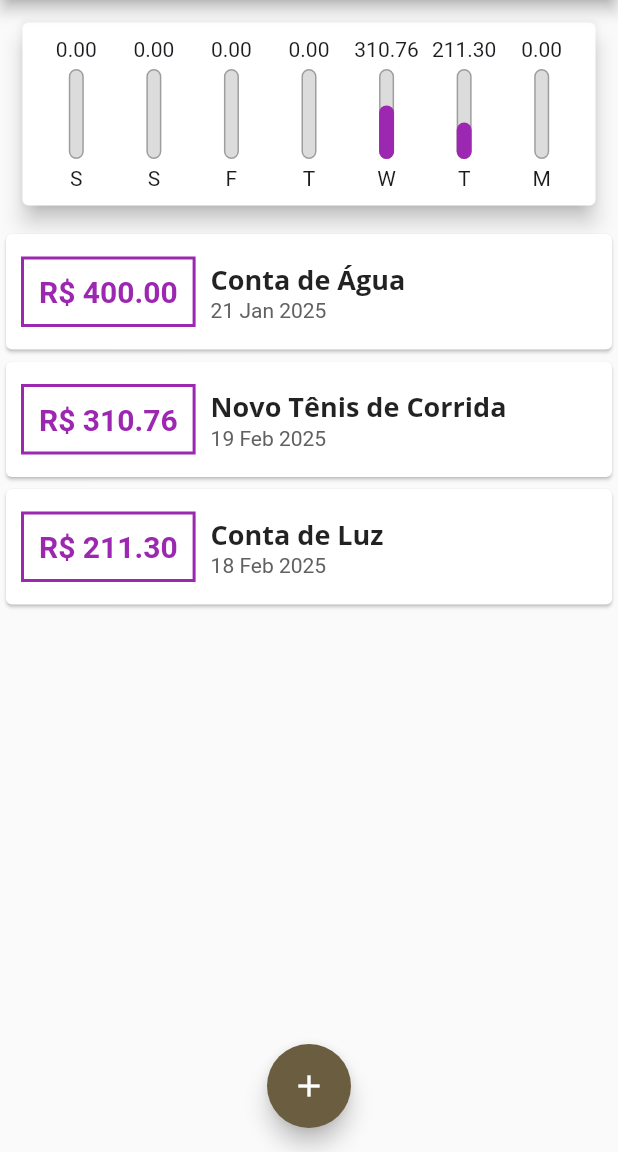
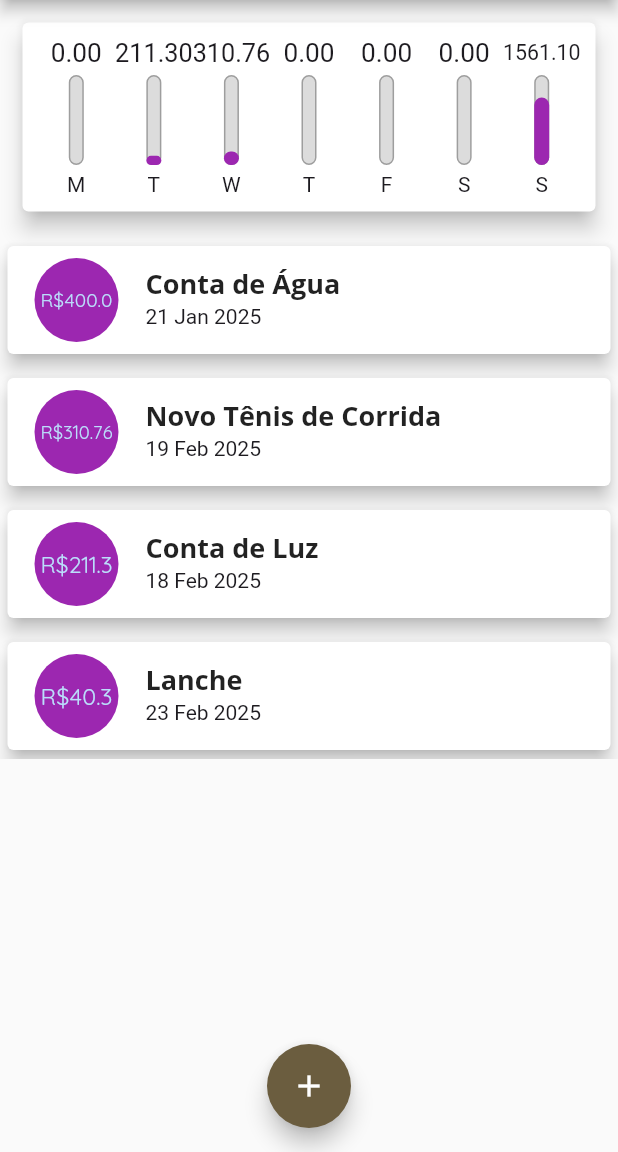
Before and after one commit to Petw143/despesas_pessoais, a Flutter app: the screen it shows after launch, on a phone screen of 412 x 824 dp, the part 84-1236 px from its top. Run offline on Flutter 3.47's test engine with Material 3 defaults, Android fonts, the phone set to English and light mode, and no system bars.

Commit message:
Mudando o estilo da lista

```diff
--- a/lib/components/chart.dart
+++ b/lib/components/chart.dart
@@ -27,19 +27,16 @@ class Chart extends StatelessWidget {
         }
       }
 
-      print(DateFormat.E().format(weekDay)[0]);
-      print(totalSum);
-
       return  {
         'day': DateFormat.E().format(weekDay)[0],
         'value': totalSum,
       };
-    });
+    }).reversed.toList();
   }
 
   double get _weekTotalValue {
     return groupedTransactions.fold(0.0, (sum, tr) {
-      return sum + (tr['value'] as double ?? 0.00);
+      return sum + (tr['value'] as double);
     });
   }
 
--- a/lib/components/chart_bar.dart
+++ b/lib/components/chart_bar.dart
@@ -16,9 +16,12 @@ class ChartBar extends StatelessWidget {
   Widget build(BuildContext context) {
     return Column(
       children: <Widget>[
-        FittedBox(
-          child: Text(
-            '${(value ?? 0).toStringAsFixed(2)}',
+        Container(
+          height: 20,
+          child: FittedBox(
+            child: Text(
+              (value ?? 0).toStringAsFixed(2),
+            ),
           ),
         ),
         const SizedBox(height: 5),
--- a/lib/components/transaction_list.dart
+++ b/lib/components/transaction_list.dart
@@ -11,7 +11,8 @@ class TransactionList extends StatelessWidget {
   Widget build(BuildContext context) {
     return Container(
       height: 350,
-      child: transactions.isEmpty ? Column(
+      child: transactions.isEmpty
+          ? Column(
               children: <Widget>[
                 SizedBox(height: 20),
                 Text(
@@ -21,48 +22,43 @@ class TransactionList extends StatelessWidget {
                 SizedBox(height: 20),
                 Container(
                   height: 200,
-            child: Image.asset('assets/images/waiting.png', fit: BoxFit.cover,),
+                  child: Image.asset(
+                    'assets/images/waiting.png',
+                    fit: BoxFit.cover,
+                  ),
                 )
               ],
-      ) : ListView.builder(
+            )
+          : ListView.builder(
               itemCount: transactions.length,
-        itemBuilder: (ctx, index){
+              itemBuilder: (ctx, index) {
                 final tr = transactions[index];
                 return Card(
-              child: Row(children: <Widget>[
-            Container(
-              margin: EdgeInsets.symmetric(vertical: 15, horizontal: 10),
-              decoration: BoxDecoration(
-                  border: Border.all(
-                color: Colors.purple,
-                width: 2,
-              )),
-              padding: EdgeInsets.all(10),
-              child: Text(
-                'R\$ ${tr.value.toStringAsFixed(2)}',
-                style: TextStyle(
-                  fontWeight: FontWeight.bold,
-                  fontSize: 20,
-                  color: Colors.purple,
+                  elevation: 5,
+                  margin: EdgeInsets.symmetric(
+                    vertical: 8,
+                    horizontal: 5,
+                  ),
+                  child: ListTile(
+                    leading: CircleAvatar(
+                      backgroundColor: Theme.of(context).colorScheme.primary,
+                      radius: 30,
+                      child: Padding(
+                        padding: const EdgeInsets.all(6),
+                        child: FittedBox(
+                          child: Text('R\$${tr.value}'),
                         ),
                       ),
                     ),
-            Column(
-              crossAxisAlignment: CrossAxisAlignment.start,
-              children: <Widget>[
-                Text(
+                    title: Text(
                       tr.title,
                       style: Theme.of(context).textTheme.titleMedium,
                     ),
-                Text(
+                    subtitle: Text(
                       DateFormat('d MMM y').format(tr.date),
-                  style: TextStyle(
-                    color: Colors.grey[700],
                     ),
-                )
-              ],
                   ),
-          ]));
+                );
               },
             ),
     );
--- a/lib/main.dart
+++ b/lib/main.dart
@@ -71,6 +71,24 @@ class _MyHomePageState extends State<MyHomePage> {
       value: 211.30,
       date: DateTime.now().subtract(Duration(days: 5)),
     ),
+    Transaction(
+      id: 't3',
+      title: 'Lanche',
+      value: 40.30,
+      date: DateTime.now(),
+    ),
+    Transaction(
+      id: 't4',
+      title: 'Cartao',
+      value: 520.30,
+      date: DateTime.now(),
+    ),
+    Transaction(
+      id: 't5',
+      title: 'Cachorro',
+      value: 1000.50,
+      date: DateTime.now(),
+    ),
   ];
 
   List<Transaction> get _recentTransactions {
```
Lines whose indentation alone changed are shown as unchanged.
